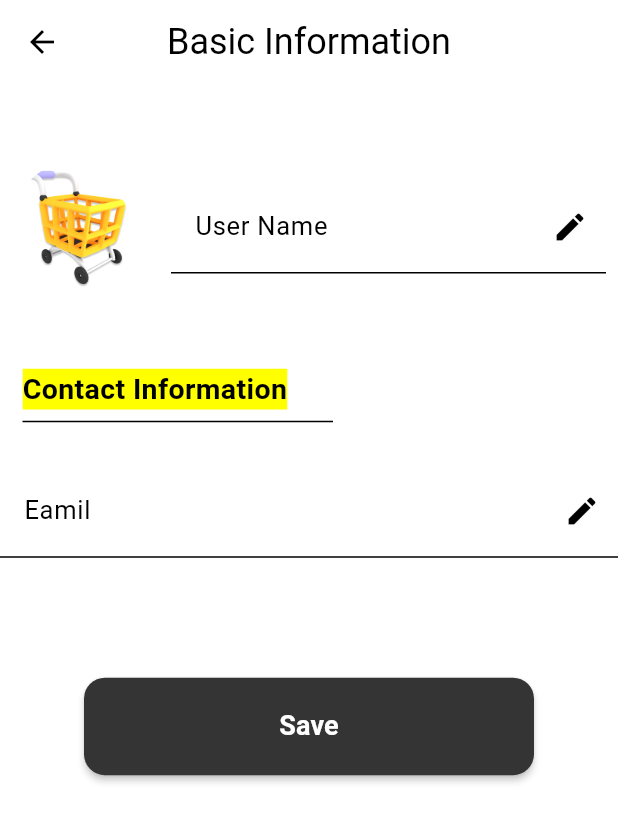
After one commit to ARYANRAJ990/v_cart, a Flutter app: the Myaccount screen opened directly, on a phone screen of 412 x 824 dp. The commit adds this screen. Shown: the top 822 px of the screen. Run offline on Flutter 3.47's test engine with Material 3 defaults, Android fonts, the phone set to English and light mode, and no system bars; our stand-ins replace curved_labeled_navigation_bar, google_fonts, pinput, timer_count_down; missing offline and left inert: show_hide_password.

Commit message:
my account
create my account section

```diff
--- /dev/null
+++ b/lib/Navbar/Account.dart
@@ -0,0 +1,179 @@
+import 'package:flutter/material.dart';
+class Myaccount extends StatefulWidget {
+  const Myaccount({super.key});
+
+  @override
+  State<Myaccount> createState() => _MyaccountState();
+}
+
+class _MyaccountState extends State<Myaccount> {
+  @override
+  Widget build(BuildContext context) {
+    return Scaffold(
+      backgroundColor: Colors.white,
+      appBar: AppBar(
+        foregroundColor: Colors.black,
+        backgroundColor: Colors.white70,
+      title: Text('Basic Information',
+      style: TextStyle(
+        fontSize: 24,
+        color: Colors.black
+      ),),
+      centerTitle: true,
+      ),
+      body: SingleChildScrollView(
+        child: Column(
+        crossAxisAlignment: CrossAxisAlignment.start,
+          children: [
+            Padding(
+              padding:  EdgeInsets.only(top: 20.0),
+              child: Container(
+                height: 150,
+                color: Colors.white,
+                width: MediaQuery.of(context).size.width,
+                child: Row(
+                  children: [
+                    Padding(
+                      padding: const EdgeInsets.all(8.0),
+                      child: ClipOval(
+                        child: Image.asset('images/cart.png',
+                        height: 90,
+                        width: 90,
+                        fit: BoxFit.cover,),
+                      ),
+                    ),
+                    Expanded(
+                      child: Padding(
+                        padding: const EdgeInsets.all(8.0),
+                        child: TextField(
+                          style: TextStyle(color: Colors.black,
+                              fontSize: 20,
+                              fontWeight: FontWeight.normal),
+                          keyboardType: TextInputType.text,
+                          decoration: InputDecoration(
+                            suffixIcon:   IconButton(
+                              icon: Icon(Icons.edit,
+                                color: Colors.black,
+                              ), onPressed: () {  },
+                            ),
+                           hintText: 'Aryan Raj',
+                            hintStyle: TextStyle(
+                              color: Colors.black,
+                              fontWeight: FontWeight.normal,
+                              fontSize: 20
+                            ),
+                            labelText: 'User Name',
+                            labelStyle: TextStyle(
+                              color: Colors.black,
+                              fontSize: 17,
+                              fontWeight: FontWeight.normal
+                            ),
+                            fillColor: Colors.white,
+                            filled: true,
+                            enabledBorder: UnderlineInputBorder(
+                              borderSide: BorderSide(color: Colors.black),
+                            ),
+                            focusedBorder: UnderlineInputBorder(
+                              borderSide: BorderSide(color: Colors.black),
+                            ),
+                          ),
+                        ),
+                      ),
+                    ),
+                  ],
+                ),
+              ),
+            ),
+            SizedBox(
+              height: 20,
+            ),
+            Padding(
+              padding:  EdgeInsets.only(left: 15.0),
+              child: Text('Contact Information',
+              style: TextStyle(
+                color: Colors.black,
+                fontSize: 19,
+                backgroundColor: Colors.yellowAccent,
+                fontWeight: FontWeight.bold
+              ),),
+            ),
+            Divider(
+             // height: 69,
+              thickness: 1, // Adjust the thickness of the divider as needed
+              color: Colors.black, // Set the color of the divider
+              indent: 15, // Add an indentation to match the text padding
+              endIndent: 190, // Add an end indentation to match the text padding
+            ),
+            SizedBox(
+             height: 20,
+            ),
+            TextField(
+              style: TextStyle(color: Colors.black,
+                  fontSize: 16,
+                  fontWeight: FontWeight.normal),
+              keyboardType: TextInputType.emailAddress,
+              decoration: InputDecoration(
+                suffixIcon:   IconButton(
+                  icon: Icon(Icons.edit,
+                    color: Colors.black,
+                  ), onPressed: () {  },
+                ),
+                hintText: 'Aryaraj@45465',
+                hintStyle: TextStyle(
+                    color: Colors.black,
+                    fontWeight: FontWeight.normal,
+                    fontSize: 20
+                ),
+                labelText: 'Eamil',
+                labelStyle: TextStyle(
+                    color: Colors.black,
+                    fontSize: 17,
+                    fontWeight: FontWeight.normal
+                ),
+                fillColor: Colors.white,
+                filled: true,
+                enabledBorder: UnderlineInputBorder(
+                  borderSide: BorderSide(color: Colors.black),
+                ),
+                focusedBorder: UnderlineInputBorder(
+                  borderSide: BorderSide(color: Colors.black),
+                ),
+              ),
+            ),
+            SizedBox(
+              height: 80,
+            ),
+            Center(
+              child: SizedBox(
+                height: 65,
+                width: 300,
+                child: ElevatedButton(
+                  onPressed: () {
+                    Navigator.push(context,
+                        MaterialPageRoute(builder: (context) => Myaccount()));
+                  },
+                  style: ElevatedButton.styleFrom(
+                    foregroundColor: Colors.black,
+                    backgroundColor: const Color(0xFF343434), // text color
+                    elevation: 2,
+                    shape: RoundedRectangleBorder(
+                      borderRadius: BorderRadius.circular(14), // button's shape
+                    ),
+                  ),
+                  child:  Text(
+                    'Save',
+                    style: TextStyle(
+                      color: Colors.white,
+                      fontSize: 18,
+                      fontWeight: FontWeight.w600,
+                    ),
+                  ),
+                ),
+              ),
+            ),
+          ],
+        ),
+      ),
+    );
+  }
+}
--- a/lib/Navbar/drwaerNavbar.dart
+++ b/lib/Navbar/drwaerNavbar.dart
@@ -1,4 +1,5 @@
 import 'package:flutter/material.dart';
+import 'package:v_cart/Navbar/Account.dart';
 
 class NavBar extends StatelessWidget {
   late String isSelected;
@@ -37,16 +38,16 @@ class NavBar extends StatelessWidget {
           ),
           ListTile(
             leading: const Icon(Icons.person,color: Colors.black,),
-            title: const Text('Account',style: TextStyle(
+            title: const Text(' My Account',style: TextStyle(
                 color: Colors.black,
             fontWeight: FontWeight.bold,
-            fontSize: 18),),
+            fontSize: 16),),
             //tileColor: isSelected ? Colors.grey : null,
             onTap: () {
-              //Navigator.push(
-              //  context,
-              //  MaterialPageRoute(builder: (context) =>  const Account()), // Assuming Feed is the widget you want to navigate to
-              //);
+              Navigator.push(
+                context,
+                MaterialPageRoute(builder: (context) =>   Myaccount()), // Assuming Feed is the widget you want to navigate to
+              );
             },
           ),
           const Divider(),
@@ -54,7 +55,7 @@ class NavBar extends StatelessWidget {
             leading: const Icon(Icons.settings,color: Colors.black,),
             title: const Text('Settings',style: TextStyle(
                 color: Colors.black,
-            fontSize: 18,
+            fontSize: 16,
             fontWeight: FontWeight.bold),),
             onTap: () {
               //Navigator.push(
@@ -68,8 +69,8 @@ class NavBar extends StatelessWidget {
             title: const Text('Logout',style: TextStyle(
                 color: Colors.black,
                 fontWeight: FontWeight.bold,
-            fontSize: 18),),
-            leading: const Icon(Icons.logout,color: Colors.black,),
+            fontSize: 16),),
+            leading:  Icon(Icons.logout,color: Colors.black,),
             onTap: () {
               //Navigator.push(
               //  context,
```
